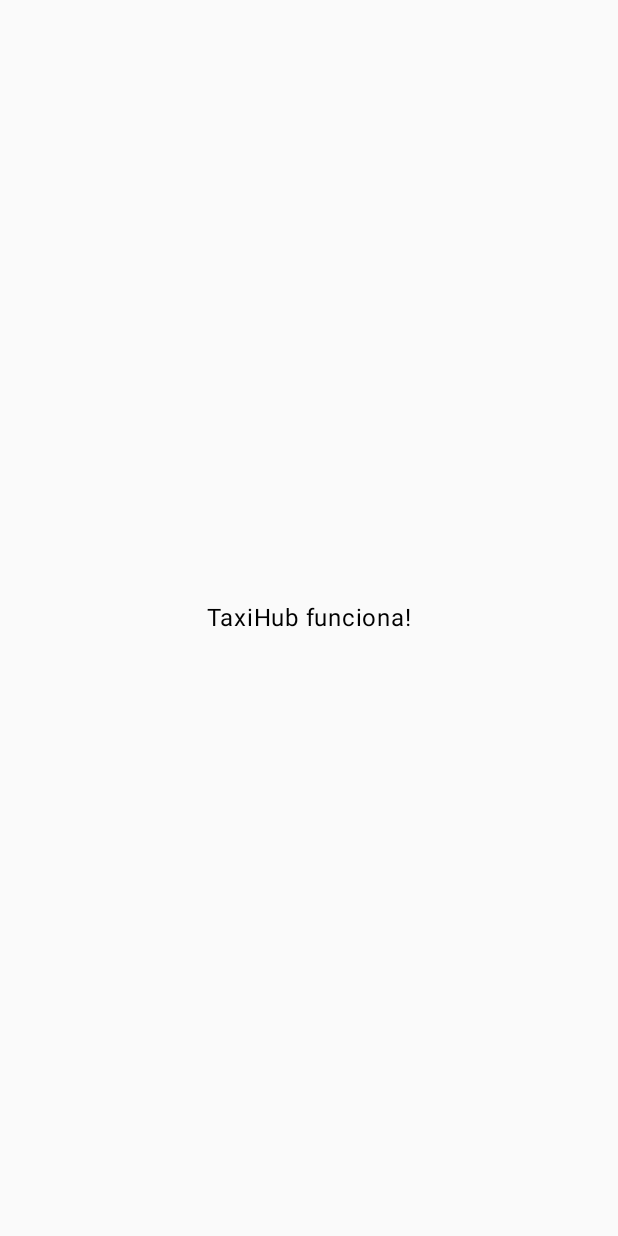
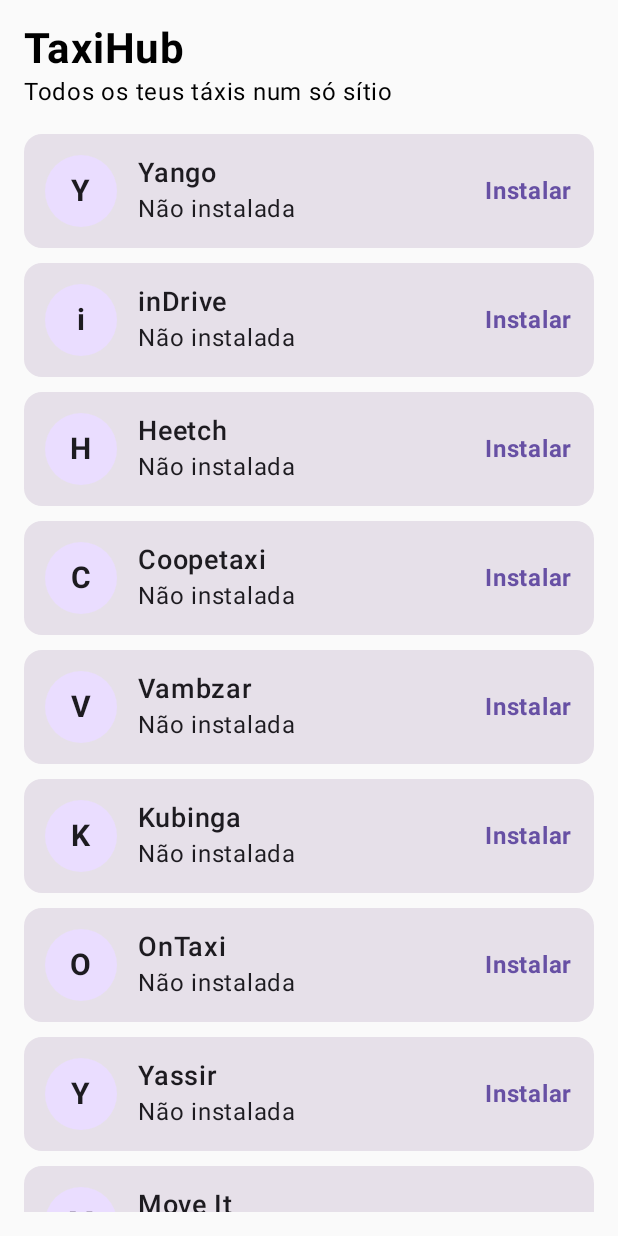
Before and after one commit to PedroPinto123/taxihub, an Android app built with Jetpack Compose: the screen it shows after launch (MainActivity), on a phone screen of 412 x 824 dp. Before the commit the screen is almost empty. Run offline under Robolectric (Android 15) with nearby library versions, the phone set to English and light mode, and no system bars.

Commit message:
Lista de taxis

```diff
--- a/app/src/main/java/ao/taxihub/MainActivity.kt
+++ b/app/src/main/java/ao/taxihub/MainActivity.kt
@@ -1,27 +1,159 @@
 package ao.taxihub
 
+import android.content.Context
+import android.content.Intent
+import android.content.pm.PackageManager
+import android.net.Uri
 import android.os.Bundle
 import androidx.activity.ComponentActivity
 import androidx.activity.compose.setContent
-import androidx.compose.foundation.layout.Box
-import androidx.compose.foundation.layout.fillMaxSize
-import androidx.compose.material3.MaterialTheme
-import androidx.compose.material3.Text
+import androidx.compose.foundation.Image
+import androidx.compose.foundation.background
+import androidx.compose.foundation.clickable
+import androidx.compose.foundation.layout.*
+import androidx.compose.foundation.lazy.LazyColumn
+import androidx.compose.foundation.lazy.items
+import androidx.compose.foundation.shape.CircleShape
+import androidx.compose.material3.*
+import androidx.compose.runtime.*
 import androidx.compose.ui.Alignment
 import androidx.compose.ui.Modifier
+import androidx.compose.ui.draw.clip
+import androidx.compose.ui.graphics.ImageBitmap
+import androidx.compose.ui.graphics.asImageBitmap
+import androidx.compose.ui.platform.LocalContext
+import androidx.compose.ui.text.font.FontWeight
+import androidx.compose.ui.unit.dp
+import androidx.compose.ui.unit.sp
+import androidx.core.graphics.drawable.toBitmap
+
+data class TaxiApp(val name: String, val packageName: String)
+
+val taxiApps = listOf(
+    TaxiApp("Yango", "com.yandex.yango"),
+    TaxiApp("inDrive", "sinet.startup.inDriver"),
+    TaxiApp("Heetch", "com.heetch"),
+    TaxiApp("Coopetaxi", "com.tedmob.coopetaxi"),
+    TaxiApp("Vambzar", "com.vambzar.app"),
+    TaxiApp("Kubinga", "com.kubinga.passenger"),
+    TaxiApp("OnTaxi", "ua.com.ontaxi.client"),
+    TaxiApp("Yassir", "com.yatechnologies.yassir_rider"),
+    TaxiApp("Move It", "com.moveit.app.customer")
+)
 
 class MainActivity : ComponentActivity() {
+    private var refresh by mutableIntStateOf(0)
+
     override fun onCreate(savedInstanceState: Bundle?) {
         super.onCreate(savedInstanceState)
         setContent {
             MaterialTheme {
-                Box(
-                    modifier = Modifier.fillMaxSize(),
-                    contentAlignment = Alignment.Center
-                ) {
-                    Text("TaxiHub funciona!")
-                }
+                TaxiListScreen(refresh)
+            }
+        }
+    }
+
+    override fun onResume() {
+        super.onResume()
+        refresh++
+    }
+}
+
+@Composable
+fun TaxiListScreen(refresh: Int) {
+    Column(
+        modifier = Modifier
+            .fillMaxSize()
+            .padding(16.dp)
+    ) {
+        Text("TaxiHub", fontSize = 28.sp, fontWeight = FontWeight.Bold)
+        Text("Todos os teus táxis num só sítio")
+        Spacer(Modifier.height(16.dp))
+        LazyColumn(verticalArrangement = Arrangement.spacedBy(10.dp)) {
+            items(taxiApps) { taxi ->
+                TaxiCard(taxi, refresh)
             }
         }
     }
 }
+
+@Composable
+fun TaxiCard(taxi: TaxiApp, refresh: Int) {
+    val context = LocalContext.current
+    val icon = remember(refresh) { loadIcon(context, taxi.packageName) }
+    val installed = icon != null
+
+    Card(
+        modifier = Modifier
+            .fillMaxWidth()
+            .clickable { openTaxi(context, taxi) }
+    ) {
+        Row(
+            modifier = Modifier.padding(14.dp),
+            verticalAlignment = Alignment.CenterVertically
+        ) {
+            if (icon != null) {
+                Image(
+                    bitmap = icon,
+                    contentDescription = taxi.name,
+                    modifier = Modifier
+                        .size(48.dp)
+                        .clip(CircleShape)
+                )
+            } else {
+                Box(
+                    modifier = Modifier
+                        .size(48.dp)
+                        .clip(CircleShape)
+                        .background(MaterialTheme.colorScheme.primaryContainer),
+                    contentAlignment = Alignment.Center
+                ) {
+                    Text(
+                        taxi.name.take(1),
+                        fontSize = 20.sp,
+                        fontWeight = FontWeight.Bold
+                    )
+                }
+            }
+            Spacer(Modifier.width(14.dp))
+            Column(modifier = Modifier.weight(1f)) {
+                Text(taxi.name, fontSize = 18.sp, fontWeight = FontWeight.SemiBold)
+                Text(if (installed) "Instalada" else "Não instalada")
+            }
+            Text(
+                if (installed) "Abrir" else "Instalar",
+                color = MaterialTheme.colorScheme.primary,
+                fontWeight = FontWeight.Bold
+            )
+        }
+    }
+}
+
+fun loadIcon(context: Context, pkg: String): ImageBitmap? {
+    return try {
+        context.packageManager.getApplicationIcon(pkg).toBitmap().asImageBitmap()
+    } catch (e: PackageManager.NameNotFoundException) {
+        null
+    }
+}
+
+fun openTaxi(context: Context, taxi: TaxiApp) {
+    val launch = context.packageManager.getLaunchIntentForPackage(taxi.packageName)
+    if (launch != null) {
+        context.startActivity(launch)
+    } else {
+        val market = Intent(
+            Intent.ACTION_VIEW,
+            Uri.parse("market://details?id=" + taxi.packageName)
+        )
+        try {
+            context.startActivity(market)
+        } catch (e: Exception) {
+            val web = Intent(
+                Intent.ACTION_VIEW,
+                Uri.parse("https://play.google.com/store/apps/details?id=" + taxi.packageName)
+            )
+            context.startActivity(web)
+        }
+    }
+}
```
Also changed, not shown: app/src/main/AndroidManifest.xml (+13 -0 lines).
